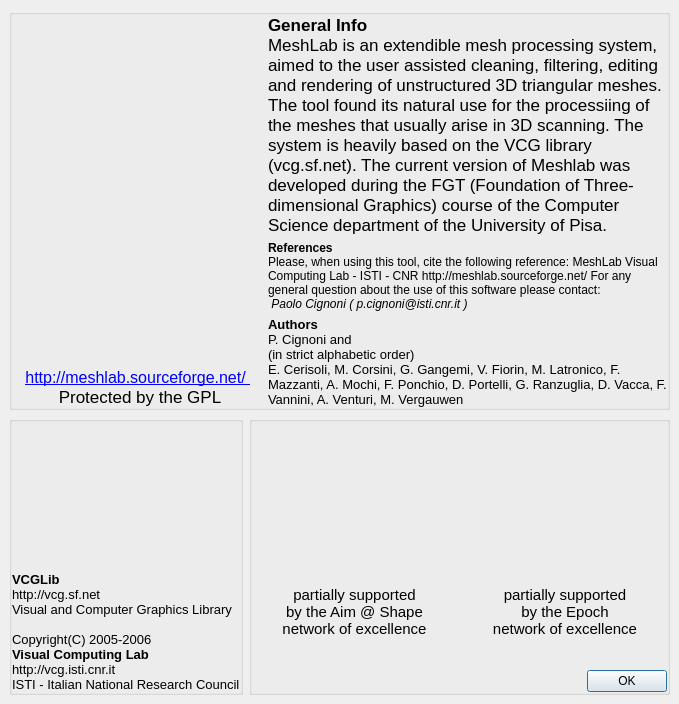
Above: src/meshlab/ui/aboutDialog.ui from cnr-isti-vclab/meshlab before the change. Below: the same form after it.
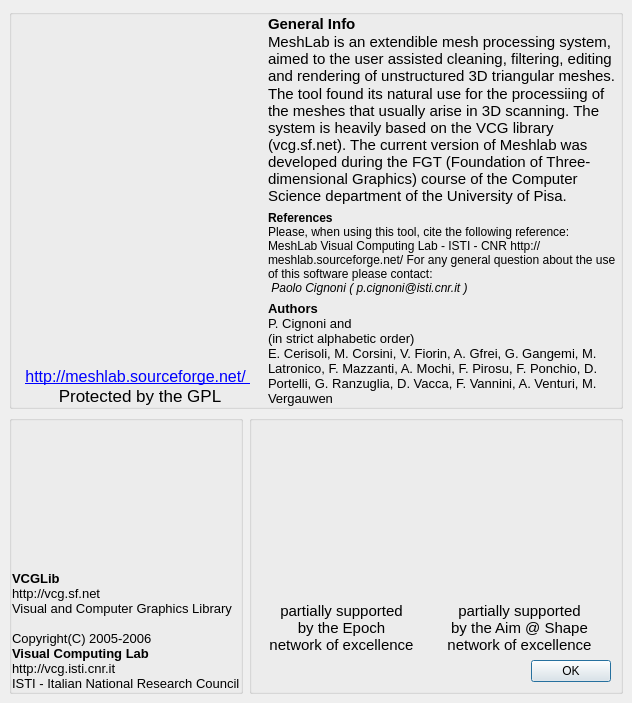
That is the form after the change. Icons and pictures are not drawn.

Commit message: Reformatted lower bar, added number of selected faces. Updated about dialog

```diff
--- a/src/meshlab/ui/aboutDialog.ui
+++ b/src/meshlab/ui/aboutDialog.ui
@@ -153,10 +153,10 @@
           <property name="text" >
            <string>&lt;html>&lt;head>&lt;meta name="qrichtext" content="1" />&lt;style type="text/css">
 p, li { white-space: pre-wrap; }
-&lt;/style>&lt;/head>&lt;body style=" font-family:'Lucida Grande'; font-size:13pt; font-weight:400; font-style:normal; text-decoration:none;">
-&lt;p style=" margin-top:0px; margin-bottom:0px; margin-left:0px; margin-right:0px; -qt-block-indent:0; text-indent:0px; font-family:'MS Shell Dlg';">&lt;span style=" font-weight:600;">General Info&lt;/span>&lt;/p>
-&lt;p style=" margin-top:0px; margin-bottom:0px; margin-left:0px; margin-right:0px; -qt-block-indent:0; text-indent:0px; font-family:'MS Shell Dlg'; font-weight:600;">&lt;span style=" font-weight:400;">MeshLab is an extendible mesh processing system, aimed to the user assisted cleaning, filtering, editing and rendering of unstructured 3D triangular meshes. &lt;/span>&lt;/p>
-&lt;p style=" margin-top:0px; margin-bottom:0px; margin-left:0px; margin-right:0px; -qt-block-indent:0; text-indent:0px; font-family:'MS Shell Dlg';">The tool found its natural use for the processiing of the meshes that usually arise in 3D scanning. The system is heavily based on the VCG library (vcg.sf.net). The current version of Meshlab was developed during the FGT (Foundation of Three-dimensional Graphics) course of the Computer Science department of the University of Pisa.&lt;/p>&lt;/body>&lt;/html></string>
+&lt;/style>&lt;/head>&lt;body style=" font-family:'MS Shell Dlg 2'; font-size:8.25pt; font-weight:400; font-style:normal; text-decoration:none;">
+&lt;p style=" margin-top:0px; margin-bottom:0px; margin-left:0px; margin-right:0px; -qt-block-indent:0; text-indent:0px; font-family:'MS Shell Dlg'; font-size:13pt;">&lt;span style=" font-size:11pt; font-weight:600;">General Info&lt;/span>&lt;/p>
+&lt;p style=" margin-top:0px; margin-bottom:0px; margin-left:0px; margin-right:0px; -qt-block-indent:0; text-indent:0px; font-family:'MS Shell Dlg'; font-size:11pt; font-weight:600;">&lt;span style=" font-weight:400;">MeshLab is an extendible mesh processing system, aimed to the user assisted cleaning, filtering, editing and rendering of unstructured 3D triangular meshes. &lt;/span>&lt;/p>
+&lt;p style=" margin-top:0px; margin-bottom:0px; margin-left:0px; margin-right:0px; -qt-block-indent:0; text-indent:0px; font-family:'MS Shell Dlg'; font-size:11pt;">The tool found its natural use for the processiing of the meshes that usually arise in 3D scanning. The system is heavily based on the VCG library (vcg.sf.net). The current version of Meshlab was developed during the FGT (Foundation of Three-dimensional Graphics) course of the Computer Science department of the University of Pisa.&lt;/p>&lt;/body>&lt;/html></string>
           </property>
           <property name="wordWrap" >
            <bool>true</bool>
@@ -181,11 +181,11 @@
           <property name="text" >
            <string>&lt;html>&lt;head>&lt;meta name="qrichtext" content="1" />&lt;style type="text/css">
 p, li { white-space: pre-wrap; }
-&lt;/style>&lt;/head>&lt;body style=" font-family:'Lucida Grande'; font-size:13pt; font-weight:400; font-style:normal; text-decoration:none;">
+&lt;/style>&lt;/head>&lt;body style=" font-family:'MS Shell Dlg 2'; font-size:8.25pt; font-weight:400; font-style:normal; text-decoration:none;">
 &lt;p style=" margin-top:0px; margin-bottom:0px; margin-left:0px; margin-right:0px; -qt-block-indent:0; text-indent:0px; font-family:'MS Shell Dlg'; font-size:8pt;">&lt;span style=" font-size:10pt; font-weight:600;">Authors&lt;/span>&lt;/p>
 &lt;p style=" margin-top:0px; margin-bottom:0px; margin-left:0px; margin-right:0px; -qt-block-indent:0; text-indent:0px; font-family:'MS Shell Dlg'; font-size:10pt; font-weight:600;">&lt;span style=" font-weight:400;">P. Cignoni and&lt;/span>&lt;/p>
 &lt;p style=" margin-top:0px; margin-bottom:0px; margin-left:0px; margin-right:0px; -qt-block-indent:0; text-indent:0px; font-family:'MS Shell Dlg'; font-size:10pt;">(in strict alphabetic order)&lt;/p>
-&lt;p style=" margin-top:0px; margin-bottom:0px; margin-left:0px; margin-right:0px; -qt-block-indent:0; text-indent:0px; font-family:'MS Shell Dlg'; font-size:10pt;">E. Cerisoli, M. Corsini, G. Gangemi, V. Fiorin, M. Latronico, F. Mazzanti, A. Mochi, F. Ponchio, D. Portelli, G. Ranzuglia, D. Vacca, F. Vannini, A. Venturi, M. Vergauwen&lt;/p>&lt;/body>&lt;/html></string>
+&lt;p style=" margin-top:0px; margin-bottom:0px; margin-left:0px; margin-right:0px; -qt-block-indent:0; text-indent:0px; font-family:'MS Shell Dlg'; font-size:10pt;">E. Cerisoli, M. Corsini, V. Fiorin, A. Gfrei, G. Gangemi, M. Latronico, F. Mazzanti, A. Mochi, F. Pirosu, F. Ponchio, D. Portelli, G. Ranzuglia, D. Vacca, F. Vannini, A. Venturi, M. Vergauwen&lt;/p>&lt;/body>&lt;/html></string>
           </property>
           <property name="wordWrap" >
            <bool>true</bool>
@@ -266,10 +266,10 @@
       <widget class="QGroupBox" name="groupBox" >
        <layout class="QVBoxLayout" >
         <property name="margin" >
-         <number>0</number>
+         <number>9</number>
         </property>
         <property name="spacing" >
-         <number>0</number>
+         <number>6</number>
         </property>
         <item>
          <layout class="QHBoxLayout" >
@@ -287,6 +287,19 @@
             <property name="spacing" >
              <number>6</number>
             </property>
+            <item>
+             <spacer>
+              <property name="orientation" >
+               <enum>Qt::Vertical</enum>
+              </property>
+              <property name="sizeHint" >
+               <size>
+                <width>20</width>
+                <height>40</height>
+               </size>
+              </property>
+             </spacer>
+            </item>
             <item>
              <layout class="QHBoxLayout" >
               <property name="margin" >
@@ -309,16 +322,16 @@
                </spacer>
               </item>
               <item>
-               <widget class="QLabel" name="labelVCGLogo_3" >
+               <widget class="QLabel" name="labelVCGLogo_2" >
                 <property name="minimumSize" >
                  <size>
-                  <width>121</width>
+                  <width>100</width>
                   <height>125</height>
                  </size>
                 </property>
                 <property name="maximumSize" >
                  <size>
-                  <width>121</width>
+                  <width>100</width>
                   <height>125</height>
                  </size>
                 </property>
@@ -349,7 +362,7 @@
              </layout>
             </item>
             <item>
-             <widget class="QLabel" name="label_2" >
+             <widget class="QLabel" name="label" >
               <property name="font" >
                <font>
                 <pointsize>11</pointsize>
@@ -357,7 +370,7 @@
               </property>
               <property name="text" >
                <string>partially supported
-by the Aim @ Shape 
+by the Epoch 
 network of excellence</string>
               </property>
               <property name="alignment" >
@@ -375,6 +388,19 @@
             <property name="spacing" >
              <number>6</number>
             </property>
+            <item>
+             <spacer>
+              <property name="orientation" >
+               <enum>Qt::Vertical</enum>
+              </property>
+              <property name="sizeHint" >
+               <size>
+                <width>20</width>
+                <height>40</height>
+               </size>
+              </property>
+             </spacer>
+            </item>
             <item>
              <layout class="QHBoxLayout" >
               <property name="margin" >
@@ -397,16 +423,16 @@
                </spacer>
               </item>
               <item>
-               <widget class="QLabel" name="labelVCGLogo_2" >
+               <widget class="QLabel" name="labelVCGLogo_3" >
                 <property name="minimumSize" >
                  <size>
-                  <width>100</width>
+                  <width>121</width>
                   <height>125</height>
                  </size>
                 </property>
                 <property name="maximumSize" >
                  <size>
-                  <width>100</width>
+                  <width>121</width>
                   <height>125</height>
                  </size>
                 </property>
@@ -437,7 +463,7 @@
              </layout>
             </item>
             <item>
-             <widget class="QLabel" name="label" >
+             <widget class="QLabel" name="label_2" >
               <property name="font" >
                <font>
                 <pointsize>11</pointsize>
@@ -445,7 +471,7 @@
               </property>
               <property name="text" >
                <string>partially supported
-by the Epoch 
+by the Aim @ Shape 
 network of excellence</string>
               </property>
               <property name="alignment" >
```
Left out of the diff: 4 changed lines with no effect on the pictures. The commit also changes 8 other files.
